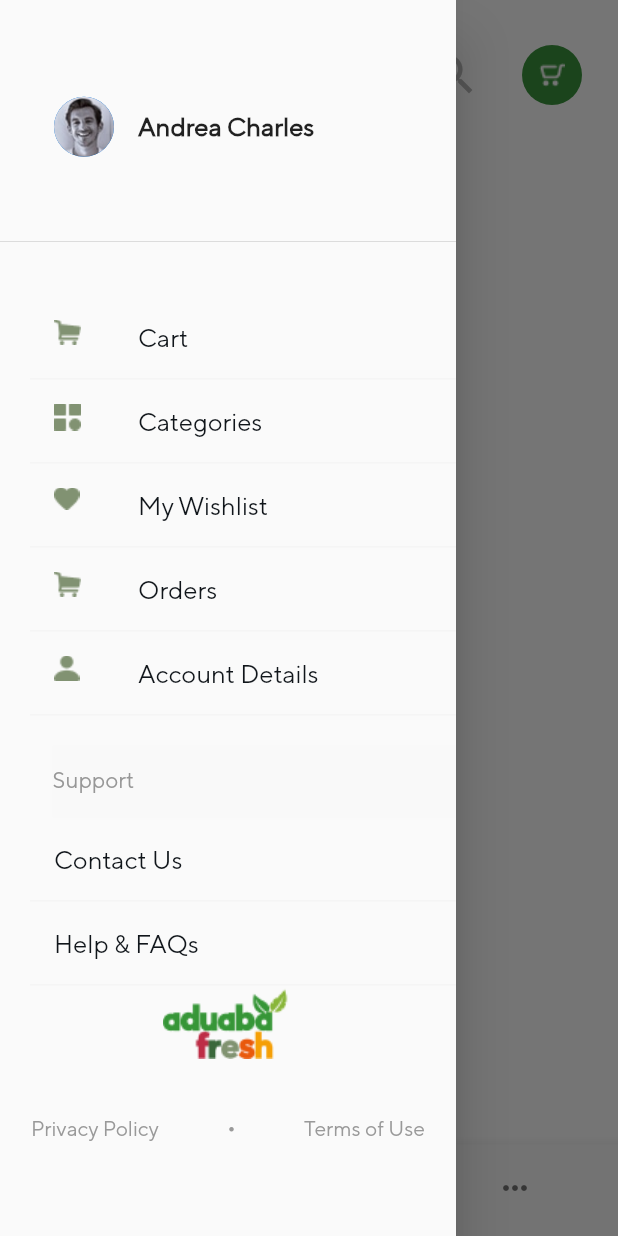
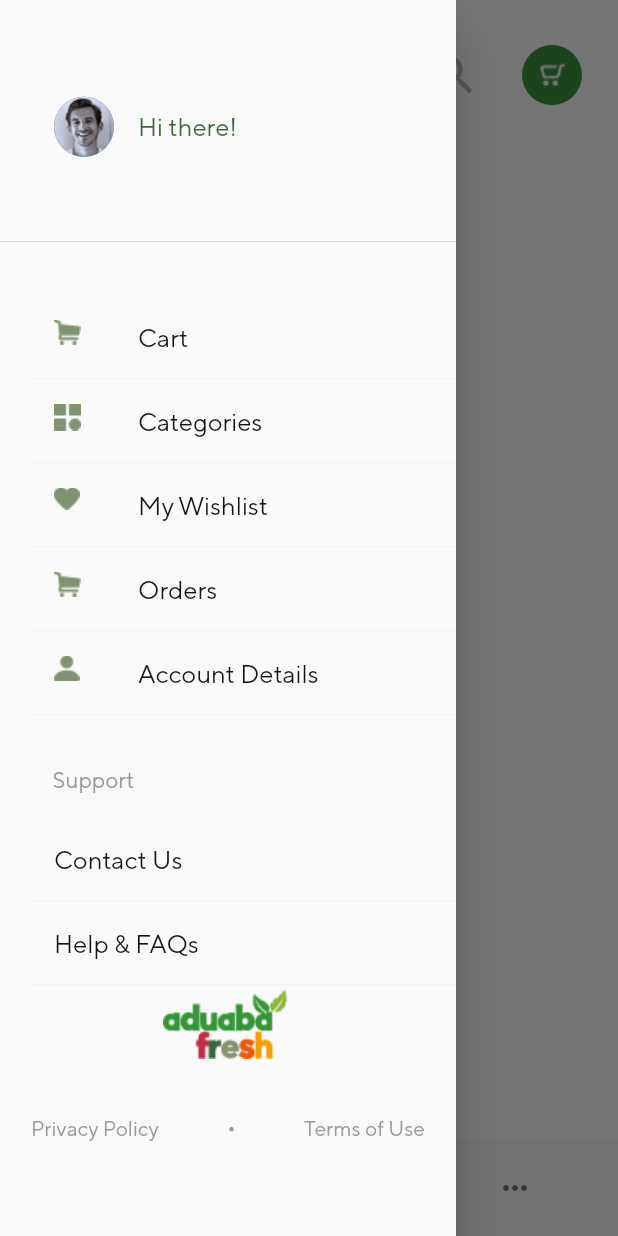
Before and after one commit to SimiPam/aduaba_app, a Flutter app: the MyHomePage screen opened directly, with the side drawer open, on a phone screen of 412 x 824 dp. Run offline on Flutter 3.47's test engine with Material 2 defaults, Android fonts, the phone set to English and light mode, and no system bars; our stand-ins replace carousel_slider, flushbar, flutter_credit_card, image_picker, shared_preferences, syncfusion_flutter_sliders; missing offline and left inert: paystack_manager, syncfusion_flutter_core, transformer_page_view; accounts and stored records are empty; network calls fail.

```diff
--- a/lib/screens/sign_in.dart
+++ b/lib/screens/sign_in.dart
@@ -80,6 +80,8 @@ class _SignInState extends State<SignIn> {
           }
         });
       } else {
+        auth.loggedInStatus = Status.NotLoggedIn;
+        auth.notify();
         Flushbar(
           title: 'Invalid form',
           message: 'Please complete the form properly',
--- a/lib/screens/sign_up.dart
+++ b/lib/screens/sign_up.dart
@@ -86,6 +86,8 @@ class _SignUpState extends State<SignUp> {
                 ),
               );
             } else {
+              auth.registeredInStatus = Status.NotRegistered;
+              auth.notify();
               Flushbar(
                 title: 'Registration fail',
                 message: response.toString(),
@@ -94,6 +96,8 @@ class _SignUpState extends State<SignUp> {
             }
           });
         } else {
+          auth.registeredInStatus = Status.NotRegistered;
+          auth.notify();
           Flushbar(
             title: 'Mismatch password',
             message: 'Please enter valid confirm password',
@@ -101,6 +105,8 @@ class _SignUpState extends State<SignUp> {
           ).show(context);
         }
       } else {
+        auth.registeredInStatus = Status.NotRegistered;
+        auth.notify();
         Flushbar(
           title: 'Invalid form',
           message: 'Please complete the form properly',
--- a/lib/widgets/drawer_widget.dart
+++ b/lib/widgets/drawer_widget.dart
@@ -1,3 +1,4 @@
+import 'package:aduaba_app/model/user.dart';
 import 'package:aduaba_app/screens/cart_screen.dart';
 import 'package:aduaba_app/screens/categories_list_screen.dart';
 import 'package:aduaba_app/screens/empty_cart_screen.dart';
@@ -5,6 +6,7 @@ import 'package:aduaba_app/screens/empty_wishlist.dart';
 import 'package:aduaba_app/screens/my_order.dart';
 import 'package:aduaba_app/screens/user_account.dart';
 import 'package:aduaba_app/screens/wishlist.dart';
+import 'package:aduaba_app/utilities/shared_preference.dart';
 import 'package:flutter/material.dart';
 
 import '../utilities/constants.dart';
@@ -20,11 +22,31 @@ class DrawerWidget extends StatelessWidget {
 
   @override
   Widget build(BuildContext context) {
+    Future<User> getUserData() => UserPreferences().getUser();
     bool _cartEmpty = false;
     return ListView(
       children: [
         DrawerHeader(
-          child: Row(
+          // child: Row(
+          //   children: [
+          // SizedBox(
+          //   width: 20,
+          // ),
+          // CircleAvatar(
+          //   radius: 20,
+          //   backgroundImage: AssetImage("assets/Profile.png"),
+          // ),
+          // SizedBox(
+          //   width: 16,
+          // ),
+          // Text(
+          //   "Andrea Charles",
+          //   style: TextStyle(fontSize: 17, fontWeight: FontWeight.w700),
+          // ),
+          child: FutureBuilder(
+              future: getUserData(),
+              builder: (context, snapshot) {
+                return Row(
                   children: [
                     SizedBox(
                       width: 20,
@@ -36,12 +58,29 @@ class DrawerWidget extends StatelessWidget {
                     SizedBox(
                       width: 16,
                     ),
-              Text(
-                "Andrea Charles",
-                style: TextStyle(fontSize: 17, fontWeight: FontWeight.w700),
+                    // Text(
+                    //   "Andrea Charles",
+                    //   style: TextStyle(fontSize: 17, fontWeight: FontWeight.w700),
+                    // ),
+                    FutureBuilder(
+                        future: getUserData(),
+                        builder: (context, snapshot) {
+                          return Text(
+                            snapshot.hasData
+                                ? "Hi ${snapshot.data.firstName} ${snapshot.data.lastName}"
+                                : "Hi there!",
+                            style: TextStyle(
+                              fontSize: 17,
+                              color: Color(0xff3A683B),
+                              fontWeight: FontWeight.w400,
                             ),
+                          );
+                        }),
                   ],
-          ),
+                );
+              }),
+          //   ],
+          // ),
         ),
         Container(
           padding: EdgeInsets.only(left: 20),
```
Also changed, not shown: lib/main.dart (+36 -2 lines), lib/providers/auth_provider.dart (+52 -4 lines), lib/screens/categories_list_screen.dart (+7 -3 lines), lib/screens/home_tab.dart (+30 -20 lines), 1 other file. Lines whose indentation alone changed are shown as unchanged.
